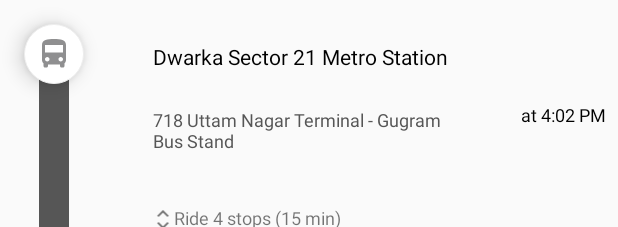
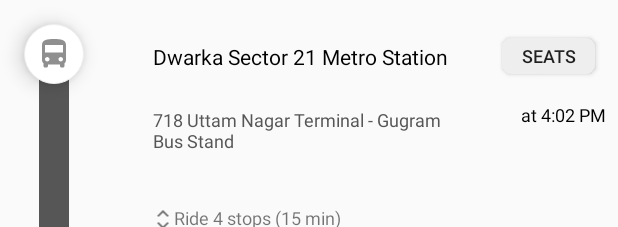
Before and after one commit to Aakankshareddy/SIHPassengerApp, an Android app: the layout transit_bus.xml on its own in the app's theme, with its tools: preview values and no code run, on a phone screen of 412 x 824 dp. Shown: the top 227 px of the screen. Run offline under Robolectric (Android 15) with nearby library versions, the phone set to English and light mode, and no system bars.

Commit message:
add seats button

```diff
--- a/app/src/main/res/layout/transit_bus.xml
+++ b/app/src/main/res/layout/transit_bus.xml
@@ -54,6 +54,19 @@
         android:textColor="@android:color/black"
         android:textSize="14sp"
         app:layout_constraintStart_toEndOf="@+id/imageView"
+        app:layout_constraintTop_toTopOf="parent" />
+
+    <Button
+        android:id="@+id/textView18"
+        android:layout_width="62dp"
+        android:layout_height="24dp"
+        android:layout_marginStart="36dp"
+        android:layout_marginLeft="36dp"
+        android:layout_marginTop="25dp"
+        android:background="@drawable/button_round"
+        android:text="SEATS"
+        android:textSize="12sp"
+        app:layout_constraintStart_toEndOf="@+id/textView4"
         app:layout_constraintTop_toTopOf="parent" />
 
     <TextView
```
Also changed, not shown: app/src/main/res/layout/transit_metro.xml (+13 -0 lines).
